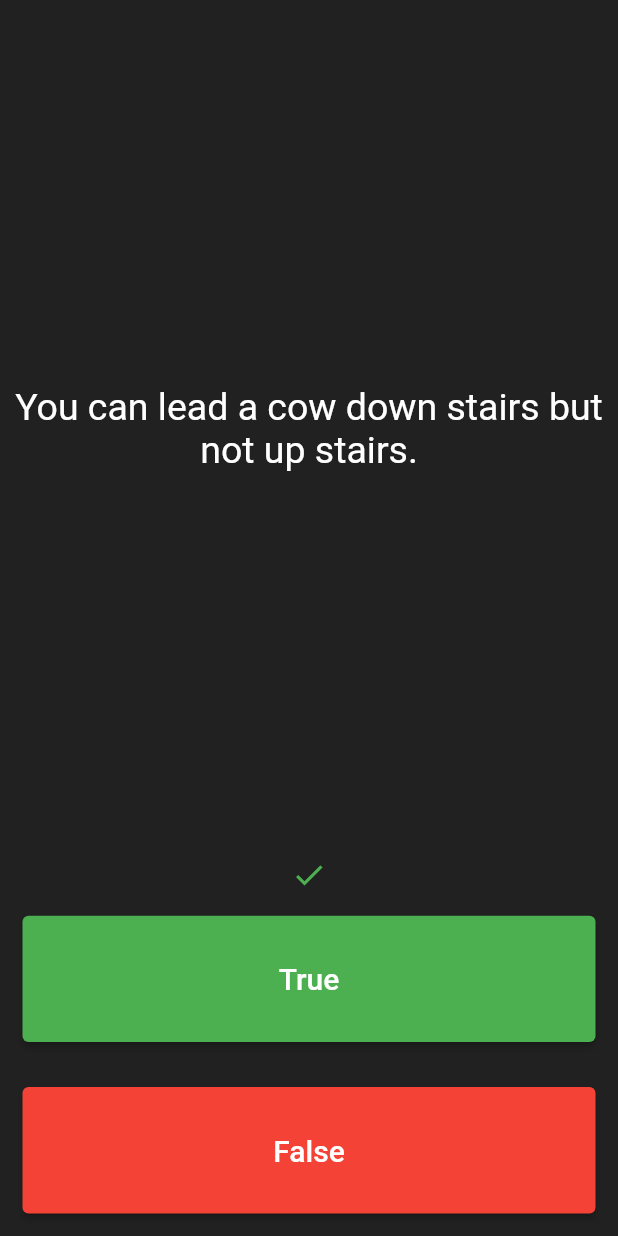
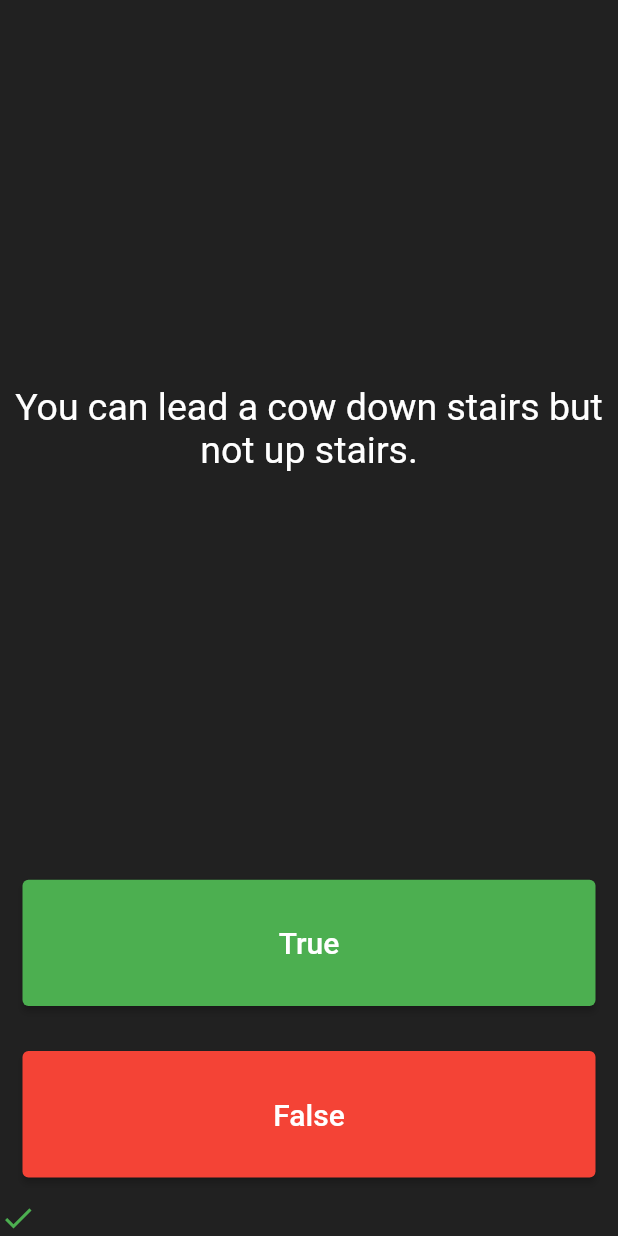
Before and after one commit to ahmedhlulu/quizzler_lulu, a Flutter app: the screen it shows after launch, after a tap on "True", on a phone screen of 412 x 824 dp. Run offline on Flutter 3.47's test engine with Material 2 defaults, Android fonts, the phone set to English and light mode, and no system bars; our stand-ins replace rflutter_alert.

```diff
--- a/lib/main.dart
+++ b/lib/main.dart
@@ -107,7 +107,6 @@ class _QuizPageState extends State<QuizPage> {
             ),
           ),
         ),
-        Wrap(children: iconList, alignment: WrapAlignment.center),
         Expanded(
           child: Padding(
             padding: const EdgeInsets.all(15.0),
@@ -134,6 +133,7 @@ class _QuizPageState extends State<QuizPage> {
             ),
           ),
         ),
+        Wrap(children: iconList),
       ],
     );
   }
```
Also changed, not shown: 1 other file.
